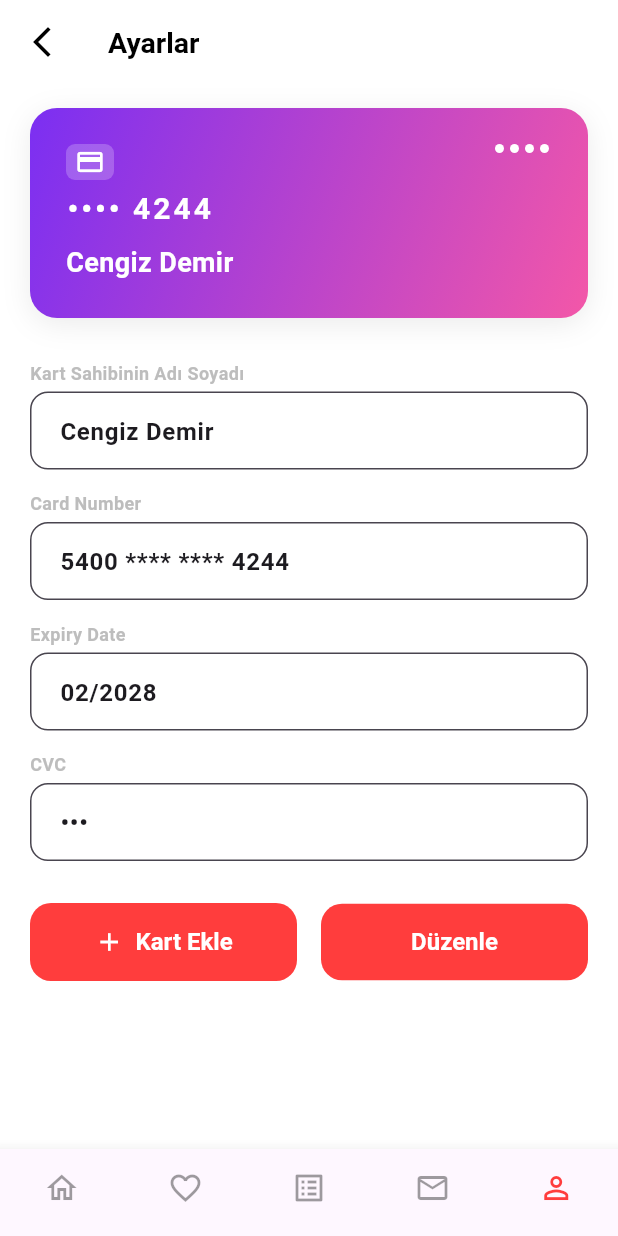
After one commit to iremsu-erdemir/E-Kantin_3, a Flutter app: the OdemeKartiYonetimPage screen opened directly, on a phone screen of 412 x 824 dp. The commit adds this screen. Run offline on Flutter 3.47's test engine with Material 3 defaults, Android fonts, the phone set to English and light mode, and no system bars; our stand-ins replace shared_preferences; accounts and stored records are empty; Roboto replaces fonts that are missing (Poppins).

Commit message:
Kayıtlı Kartlarım için Ekran tasarlandı

```diff
--- /dev/null
+++ b/lib/screens/card_list_page.dart
@@ -0,0 +1,304 @@
+import 'package:flutter/material.dart';
+
+class OdemeKartiYonetimPage extends StatelessWidget {
+  const OdemeKartiYonetimPage({Key? key}) : super(key: key);
+
+  @override
+  Widget build(BuildContext context) {
+    // Renkler
+    const Color kRed = Color(0xFFFF3D3D);
+    const Color kGradientStart = Color(0xFF7B2FF2);
+    const Color kGradientEnd = Color(0xFFf357a8);
+
+    return Scaffold(
+      backgroundColor: Colors.white,
+      appBar: AppBar(
+        backgroundColor: Colors.white,
+        elevation: 0,
+        leading: IconButton(
+          icon: const Icon(Icons.arrow_back_ios_new, color: Colors.black),
+          onPressed: () => Navigator.of(context).pop(),
+        ),
+        title: const Text(
+          'Ayarlar',
+          style: TextStyle(
+            color: Colors.black,
+            fontWeight: FontWeight.bold,
+            fontSize: 19,
+          ),
+        ),
+        centerTitle: false,
+      ),
+      body: SingleChildScrollView(
+        child: Padding(
+          padding: const EdgeInsets.symmetric(horizontal: 20, vertical: 16),
+          child: Column(
+            crossAxisAlignment: CrossAxisAlignment.start,
+            children: [
+              // Kart
+              Container(
+                width: double.infinity,
+                height: 140,
+                decoration: BoxDecoration(
+                  borderRadius: BorderRadius.circular(18),
+                  gradient: const LinearGradient(
+                    colors: [kGradientStart, kGradientEnd],
+                    begin: Alignment.topLeft,
+                    end: Alignment.bottomRight,
+                  ),
+                  boxShadow: [
+                    BoxShadow(
+                      color: Colors.black.withOpacity(0.08),
+                      blurRadius: 16,
+                      offset: const Offset(0, 4),
+                    ),
+                  ],
+                ),
+                child: Stack(
+                  children: [
+                    // Çip ve desen
+                    Positioned(
+                      left: 24,
+                      top: 24,
+                      child: Container(
+                        width: 32,
+                        height: 24,
+                        decoration: BoxDecoration(
+                          color: Colors.white.withOpacity(0.22),
+                          borderRadius: BorderRadius.circular(6),
+                        ),
+                        child: Icon(
+                          Icons.credit_card,
+                          color: Colors.white,
+                          size: 20,
+                        ),
+                      ),
+                    ),
+                    Positioned(
+                      right: 24,
+                      top: 24,
+                      child: Row(
+                        children: List.generate(
+                          4,
+                          (index) => Padding(
+                            padding: const EdgeInsets.symmetric(horizontal: 2),
+                            child: Container(
+                              width: 6,
+                              height: 6,
+                              decoration: const BoxDecoration(
+                                color: Colors.white,
+                                shape: BoxShape.circle,
+                              ),
+                            ),
+                          ),
+                        ),
+                      ),
+                    ),
+                    // Kart Bilgileri
+                    Padding(
+                      padding: const EdgeInsets.symmetric(
+                        horizontal: 24,
+                        vertical: 24,
+                      ),
+                      child: Column(
+                        mainAxisAlignment: MainAxisAlignment.end,
+                        crossAxisAlignment: CrossAxisAlignment.start,
+                        children: const [
+                          Text(
+                            '•••• 4244',
+                            style: TextStyle(
+                              color: Colors.white,
+                              fontWeight: FontWeight.bold,
+                              fontSize: 20,
+                              letterSpacing: 2,
+                            ),
+                          ),
+                          SizedBox(height: 8),
+                          Text(
+                            'Cengiz Demir',
+                            style: TextStyle(
+                              color: Colors.white,
+                              fontWeight: FontWeight.bold,
+                              fontSize: 18,
+                            ),
+                          ),
+                        ],
+                      ),
+                    ),
+                  ],
+                ),
+              ),
+              const SizedBox(height: 28),
+              // Kart Sahibinin Adı Soyadı
+              const _LabelField(
+                label: 'Kart Sahibinin Adı Soyadı',
+                labelEn: '',
+                hint: 'Cengiz Demir',
+                initialValue: 'Cengiz Demir',
+                readOnly: true,
+              ),
+              SizedBox(height: 14),
+              // Card Number
+              const _LabelField(
+                label: 'Card Number',
+                labelEn: '',
+                hint: '5400 **** **** 4244',
+                initialValue: '5400 **** **** 4244',
+                readOnly: true,
+              ),
+              SizedBox(height: 14),
+              // Expiry Date
+              const _LabelField(
+                label: 'Expiry Date',
+                labelEn: '',
+                hint: '02/2028',
+                initialValue: '02/2028',
+                readOnly: true,
+              ),
+              SizedBox(height: 14),
+              // CVC
+              const _LabelField(
+                label: 'CVC',
+                labelEn: '',
+                hint: '***',
+                initialValue: '***',
+                readOnly: true,
+                isCvc: true,
+              ),
+              const SizedBox(height: 28),
+              // Butonlar
+              Row(
+                children: [
+                  Expanded(
+                    child: ElevatedButton.icon(
+                      onPressed: () {},
+                      icon: const Icon(Icons.add, size: 20),
+                      label: const Text('Kart Ekle'),
+                      style: ElevatedButton.styleFrom(
+                        backgroundColor: kRed,
+                        foregroundColor: Colors.white,
+                        shape: RoundedRectangleBorder(
+                          borderRadius: BorderRadius.circular(14),
+                        ),
+                        textStyle: const TextStyle(
+                          fontWeight: FontWeight.bold,
+                          fontSize: 16,
+                        ),
+                        elevation: 0,
+                        padding: const EdgeInsets.symmetric(vertical: 16),
+                      ),
+                    ),
+                  ),
+                  const SizedBox(width: 16),
+                  Expanded(
+                    child: ElevatedButton(
+                      onPressed: () {},
+                      child: const Text('Düzenle'),
+                      style: ElevatedButton.styleFrom(
+                        backgroundColor: kRed,
+                        foregroundColor: Colors.white,
+                        shape: RoundedRectangleBorder(
+                          borderRadius: BorderRadius.circular(14),
+                        ),
+                        textStyle: const TextStyle(
+                          fontWeight: FontWeight.bold,
+                          fontSize: 16,
+                        ),
+                        elevation: 0,
+                        padding: const EdgeInsets.symmetric(vertical: 16),
+                      ),
+                    ),
+                  ),
+                ],
+              ),
+              const SizedBox(height: 24),
+            ],
+          ),
+        ),
+      ),
+      bottomNavigationBar: const _CustomBottomNavBar(),
+    );
+  }
+}
+
+class _LabelField extends StatelessWidget {
+  final String label;
+  final String labelEn;
+  final String hint;
+  final String initialValue;
+  final bool readOnly;
+  final bool isCvc;
+  const _LabelField({
+    required this.label,
+    required this.labelEn,
+    required this.hint,
+    required this.initialValue,
+    this.readOnly = true,
+    this.isCvc = false,
+  });
+
+  @override
+  Widget build(BuildContext context) {
+    return Column(
+      crossAxisAlignment: CrossAxisAlignment.start,
+      children: [
+        Text(
+          label,
+          style: const TextStyle(
+            color: Color(0xFFBDBDBD),
+            fontWeight: FontWeight.w600,
+            fontSize: 12,
+          ),
+        ),
+        const SizedBox(height: 4),
+        TextField(
+          readOnly: readOnly,
+          controller: TextEditingController(text: initialValue),
+          obscureText: isCvc,
+          decoration: InputDecoration(
+            hintText: hint,
+            hintStyle: const TextStyle(
+              color: Color(0xFFBDBDBD),
+              fontWeight: FontWeight.w400,
+              fontSize: 16,
+            ),
+            filled: true,
+            fillColor: Colors.white,
+            border: OutlineInputBorder(
+              borderRadius: BorderRadius.circular(12),
+              borderSide: const BorderSide(color: Color(0xFFF0F0F0)),
+            ),
+            contentPadding: const EdgeInsets.symmetric(
+              horizontal: 16,
+              vertical: 14,
+            ),
+          ),
+          style: const TextStyle(fontWeight: FontWeight.bold, fontSize: 16),
+        ),
+      ],
+    );
+  }
+}
+
+class _CustomBottomNavBar extends StatelessWidget {
+  const _CustomBottomNavBar({Key? key}) : super(key: key);
+
+  @override
+  Widget build(BuildContext context) {
+    return BottomNavigationBar(
+      currentIndex: 4,
+      type: BottomNavigationBarType.fixed,
+      selectedItemColor: const Color(0xFFFF3D3D),
+      unselectedItemColor: Colors.black38,
+      showSelectedLabels: false,
+      showUnselectedLabels: false,
+      items: const [
+        BottomNavigationBarItem(icon: Icon(Icons.home_outlined), label: ''),
+        BottomNavigationBarItem(icon: Icon(Icons.favorite_border), label: ''),
+        BottomNavigationBarItem(icon: Icon(Icons.list_alt_outlined), label: ''),
+        BottomNavigationBarItem(icon: Icon(Icons.mail_outline), label: ''),
+        BottomNavigationBarItem(icon: Icon(Icons.person_outline), label: ''),
+      ],
+    );
+  }
+}
--- a/lib/screens/settings_page.dart
+++ b/lib/screens/settings_page.dart
@@ -2,6 +2,9 @@ import 'package:flutter/material.dart';
 import '../components/ek_bottom_nav_bar.dart';
 import '../models/user.dart';
 import 'home_page.dart';
+import '../models/user_card.dart';
+import '../services/user_card_service.dart';
+import 'card_list_page.dart';
 
 class SettingsPage extends StatelessWidget {
   const SettingsPage({Key? key}) : super(key: key);
@@ -84,7 +87,16 @@ class SettingsPage extends StatelessWidget {
             _SettingsTile(
               icon: Icons.credit_card,
               title: 'Kayıtlı Kartlarım',
-              onTap: () {},
+              onTap: () async {
+                final cards = await UserCardService.getCards();
+                if (context.mounted) {
+                  Navigator.of(context).push(
+                    MaterialPageRoute(
+                      builder: (context) => OdemeKartiYonetimPage(),
+                    ),
+                  );
+                }
+              },
             ),
             // Yönetim başlığı
             Container(
--- a/lib/services/user_card_service.dart
+++ b/lib/services/user_card_service.dart
@@ -34,4 +34,19 @@ class UserCardService {
     final prefs = await SharedPreferences.getInstance();
     await prefs.remove(_key);
   }
+
+  /// Kartı günceller (eski kartı bulup yenisiyle değiştirir)
+  static Future<void> updateCard(UserCard oldCard, UserCard newCard) async {
+    final cards = await getCards();
+    final index = cards.indexWhere(
+      (c) =>
+          c.cardNumber == oldCard.cardNumber &&
+          c.expiryDate == oldCard.expiryDate &&
+          c.cardHolder == oldCard.cardHolder,
+    );
+    if (index != -1) {
+      cards[index] = newCard;
+      await _saveCards(cards);
+    }
+  }
 }
```
